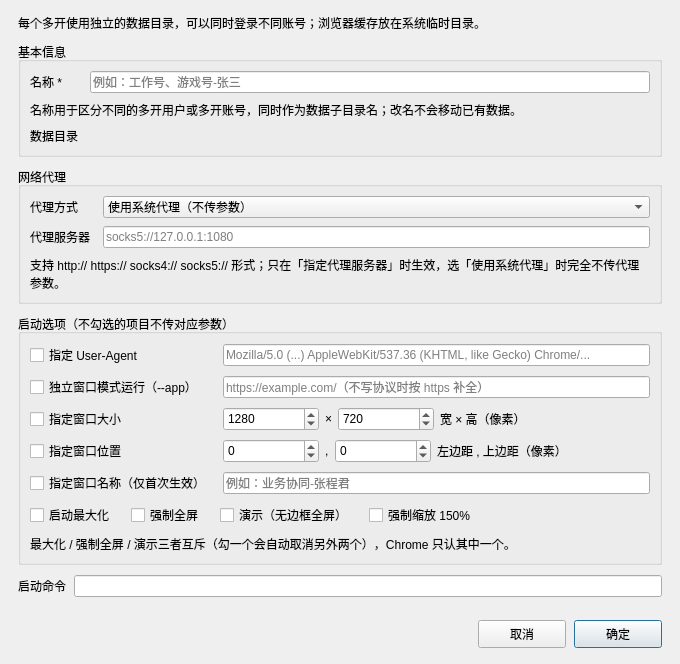
Before: the Qt Designer form chromeprofileform.ui in BlueGhostJ/BG_Assistant, drawn with Qt 5.
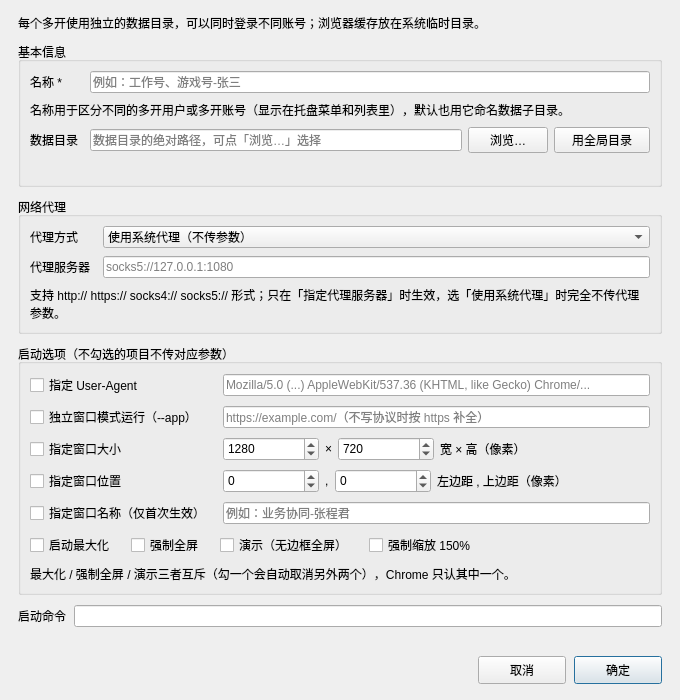
After: the same form once the commit is applied.

Commit message:
feat(chrome): 代理框随模式清空、多开记住数据目录并支持迁移、命令行按 bat 补引号
- 代理切到「系统代理 / 不使用代理」时清空服务器输入框并置灰，不保留用不到的旧值；
  保存时也只记录「指定代理服务器」模式下的地址
- ChromeProfile 新增 dataDir（绝对路径，ini 的 DataDir）：新建时记下来，之后改全局数据位置
  不会把已有多个开悄悄指到别处；旧配置加载时按当时的全局目录补齐。管理列表新增「数据目录」列
- 新建 / 编辑对话框：数据目录可「浏览…」选择、也可直接改；与全局位置不一致时，
  「用全局目录」一键改回 <全局位置>\<名称>
- 数据目录一变（改名、浏览、用全局目录），点确定后询问是否迁移数据：同盘 rename，
  跨盘完整复制成功后才删旧目录，失败不会动旧数据；也允许只改配置不迁移
- 改全局数据位置时，若已有多个开则询问是否一起迁移；选「否」只影响以后新建的多开
- 展示的命令行按 bat 模板给路径 / URL / UA / 窗口名补引号（复制到 cmd 不会被 & 截断）；
  实际传给 chrome.exe 的参数仍不带引号

Patch:
```diff
--- a/chromeprofileform.ui
+++ b/chromeprofileform.ui
@@ -7,13 +7,13 @@
     <x>0</x>
     <y>0</y>
     <width>680</width>
-    <height>664</height>
+    <height>700</height>
    </rect>
   </property>
   <property name="minimumSize">
    <size>
     <width>620</width>
-    <height>600</height>
+    <height>640</height>
    </size>
   </property>
   <property name="windowTitle">
@@ -74,7 +74,7 @@
       <item row="1" column="0" colspan="2">
        <widget class="QLabel" name="nameHintLabel">
         <property name="text">
-         <string>名称用于区分不同的多开用户或多开账号，同时作为数据子目录名；改名不会移动已有数据。</string>
+         <string>名称用于区分不同的多开用户或多开账号（显示在托盘菜单和列表里），默认也用它命名数据子目录。</string>
         </property>
         <property name="wordWrap">
          <bool>true</bool>
@@ -89,7 +89,47 @@
        </widget>
       </item>
       <item row="2" column="1">
-       <widget class="QLabel" name="dataDirLabel">
+       <layout class="QHBoxLayout" name="dataDirLayout">
+        <property name="spacing">
+         <number>6</number>
+        </property>
+        <item>
+         <widget class="QLineEdit" name="dataDirEdit">
+          <property name="placeholderText">
+           <string>数据目录的绝对路径，可点「浏览…」选择</string>
+          </property>
+         </widget>
+        </item>
+        <item>
+         <widget class="QPushButton" name="browseDataDirButton">
+          <property name="minimumSize">
+           <size>
+            <width>72</width>
+            <height>26</height>
+           </size>
+          </property>
+          <property name="text">
+           <string>浏览…</string>
+          </property>
+         </widget>
+        </item>
+        <item>
+         <widget class="QPushButton" name="globalDataDirButton">
+          <property name="minimumSize">
+           <size>
+            <width>96</width>
+            <height>26</height>
+           </size>
+          </property>
+          <property name="text">
+           <string>用全局目录</string>
+          </property>
+         </widget>
+        </item>
+       </layout>
+      </item>
+      <item row="3" column="0" colspan="2">
+       <widget class="QLabel" name="dataDirHintLabel">
         <property name="text">
          <string/>
         </property>
```
The commit also changes 9 other files.
